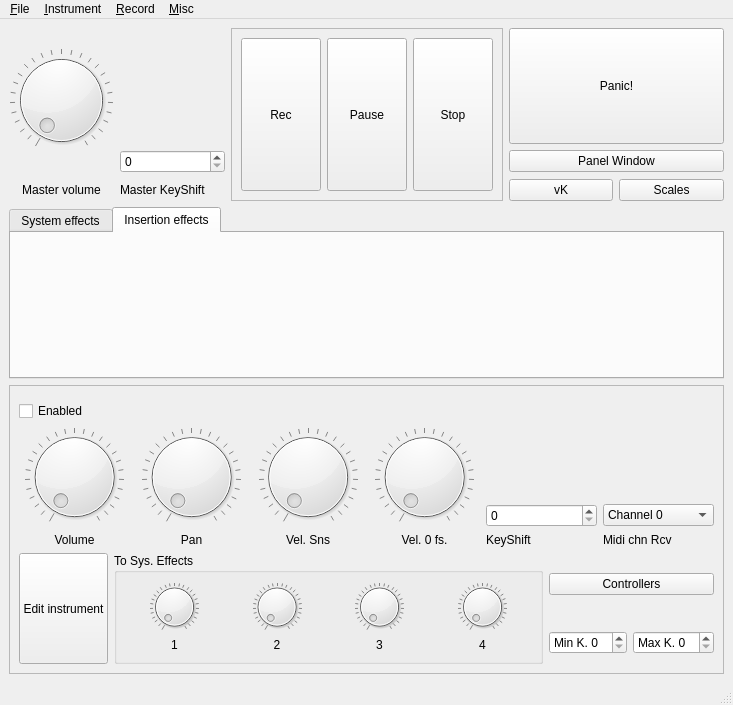
The window that src/NewUI/masterUI.ui (saidinesh5/ZynAddSubFX) describes before a commit, drawn with Qt 5.
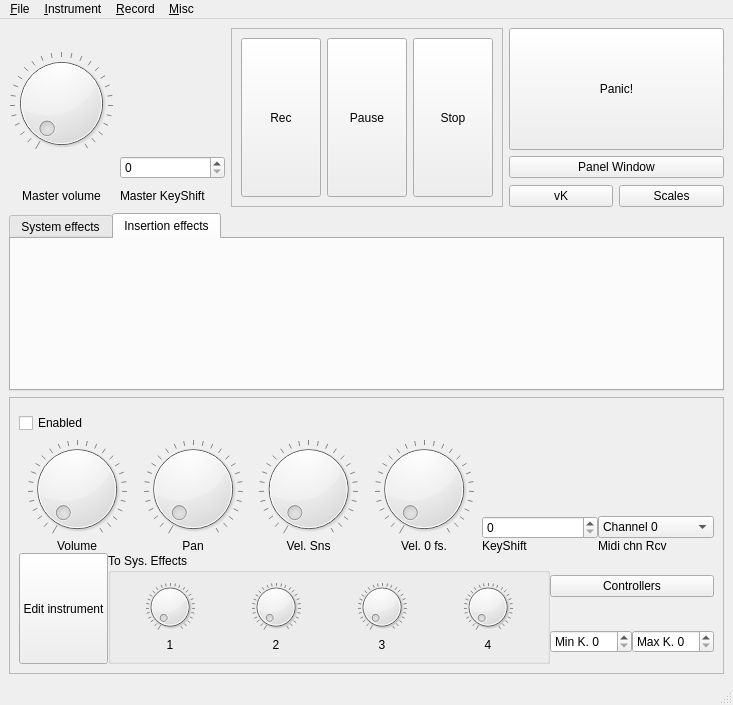
The same window after the commit. Custom widgets are drawn as their Qt base class.

Commit message: controlify Part.Enabled and make it work in the gui

What changed in the file:
```diff
--- a/src/NewUI/masterUI.ui
+++ b/src/NewUI/masterUI.ui
@@ -183,8 +183,20 @@
          <property name="text">
           <string>Enabled</string>
          </property>
+         <property name="controlId" stdset="0">
+          <string>Enabled</string>
+         </property>
         </widget>
        </item>
+       <item>
+        <widget class="QWidget" name="partWidget" native="true">
+         <layout class="QVBoxLayout" name="verticalLayout_3">
+          <property name="spacing">
+           <number>0</number>
+          </property>
+          <property name="margin">
+           <number>0</number>
+          </property>
        <item>
         <layout class="QGridLayout" name="gridLayout_2">
          <item row="0" column="0" rowspan="2">
@@ -555,6 +567,9 @@
     </item>
    </layout>
   </widget>
+    </item>
+   </layout>
+  </widget>
   <widget class="QMenuBar" name="menubar">
    <property name="geometry">
     <rect>
```
Left out of the diff: 19 changed lines with no effect on the pictures. Lines whose indentation alone changed are shown as unchanged. The commit also changes 4 other files.
